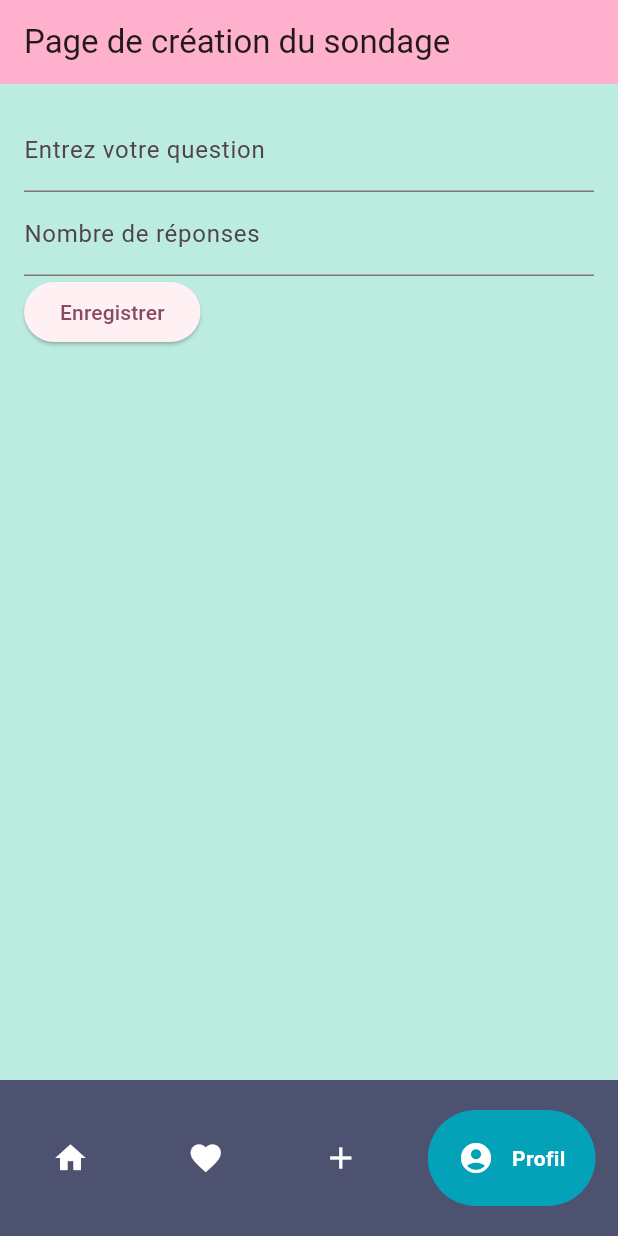
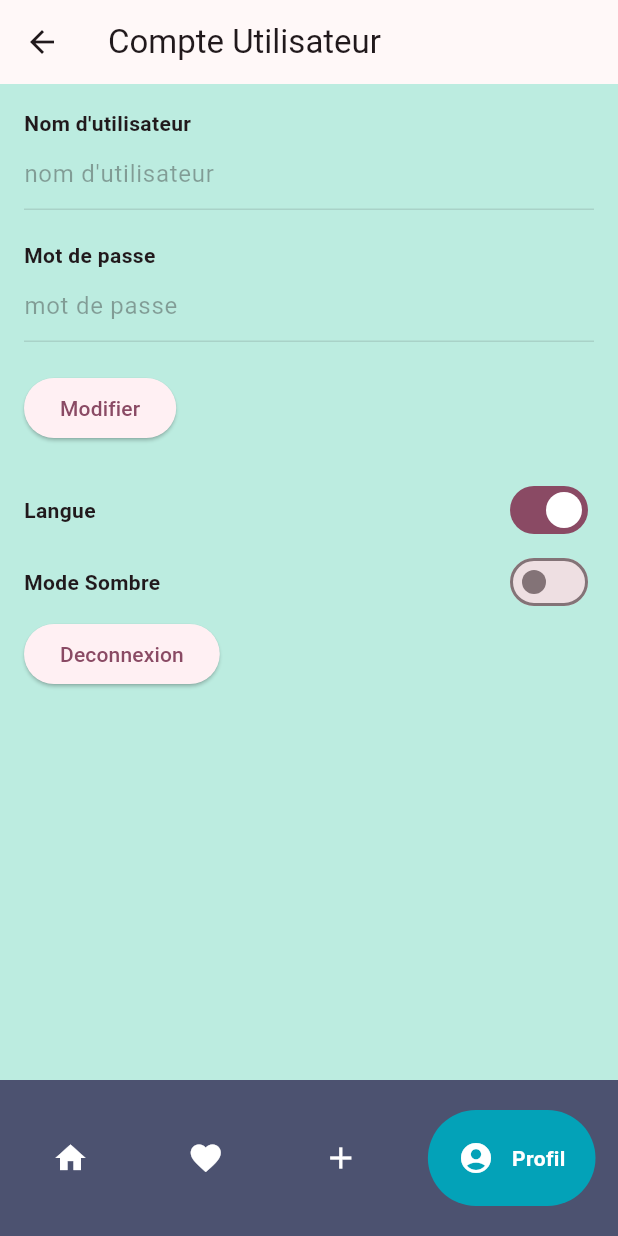
Before and after one commit to simbiss/applicationsondage, a Flutter app: the PageCreation screen opened directly, item 4 of the bottom bar chosen, on a phone screen of 412 x 824 dp. Run offline on Flutter 3.47's test engine with Material 3 defaults, Android fonts, the phone set to English and light mode, and no system bars; drawn by our look-alikes of google_nav_bar; our stand-ins replace fl_chart.

Commit message:
Implementation de la page de compte d'utilisateur

```diff
--- /dev/null
+++ b/lib/PageCompte.dart
@@ -0,0 +1,255 @@
+import 'package:applicationsondage/PageVisualiserSondage.dart';
+import 'package:applicationsondage/pageConnection.dart';
+import 'package:flutter/material.dart';
+import 'package:google_nav_bar/google_nav_bar.dart';
+import 'package:provider/provider.dart';
+
+import 'PageFavoris.dart';
+import 'SourceBidon.dart';
+import 'creation_sondage.dart';
+import 'main.dart';
+import 'utilisateur.dart';
+
+class CompteUtilisateur extends StatelessWidget {
+  const CompteUtilisateur({Key? key});
+
+  @override
+  Widget build(BuildContext context) {
+    var appState = Provider.of<MyAppState>(context, listen: false);
+    return MaterialApp(
+        title: 'Compte utilisateur',
+        theme: ThemeData(
+          useMaterial3: true,
+          colorScheme: appState.darkMode
+              ? ColorScheme.fromSeed(
+                  seedColor: const Color.fromARGB(255, 246, 82, 160))
+              : ColorScheme.fromSeed(seedColor: Colors.blue),
+          scaffoldBackgroundColor: appState.darkMode
+              ? Colors.black
+              : const Color.fromARGB(255, 188, 236, 224),
+        ));
+  }
+}
+
+class PageCompteUtilisateur extends StatefulWidget {
+  const PageCompteUtilisateur({Key? key});
+
+  @override
+  _PageCompteUtilisateurState createState() => _PageCompteUtilisateurState();
+}
+
+class _PageCompteUtilisateurState extends State<PageCompteUtilisateur> {
+  bool darkMode = false;
+  bool frenchLanguage = true;
+  bool isEditing = false;
+  var selectedIndex = 0;
+  TextEditingController usernameController = TextEditingController();
+  TextEditingController mdpController = TextEditingController();
+
+  @override
+  void initState() {
+    super.initState();
+    var appState = Provider.of<MyAppState>(context, listen: false);
+    usernameController.text = appState.utilisateurLoggedIn?.username ?? '';
+    mdpController.text = appState.utilisateurLoggedIn?.motDePasse ?? '';
+  }
+
+  @override
+  Widget build(BuildContext context) {
+    var appState = context.watch<MyAppState>();
+    return Scaffold(
+      appBar: AppBar(
+        title: const Text('Compte Utilisateur'),
+      ),
+      body: Padding(
+        padding: const EdgeInsets.all(16.0),
+        child: Column(
+          crossAxisAlignment: CrossAxisAlignment.start,
+          children: [
+            const Text(
+              'Nom d\'utilisateur',
+              style: TextStyle(fontWeight: FontWeight.bold),
+            ),
+            TextField(
+              controller: usernameController,
+              enabled: isEditing,
+              decoration: const InputDecoration(
+                hintText: 'nom d\'utilisateur',
+              ),
+            ),
+            const SizedBox(height: 20),
+            const Text(
+              'Mot de passe',
+              style: TextStyle(fontWeight: FontWeight.bold),
+            ),
+            TextField(
+              controller: mdpController,
+              enabled: isEditing,
+              decoration: const InputDecoration(
+                hintText: 'mot de passe',
+              ),
+            ),
+            const SizedBox(height: 20),
+            ElevatedButton(
+              onPressed: () {
+                setState(() {
+                  isEditing = !isEditing;
+                });
+                if (!isEditing) {
+                  Utilisateur utilisateurActuel = appState.utilisateurLoggedIn!;
+
+                  int indexUtilisateur = infoLogin.indexWhere((utilisateur) =>
+                      utilisateur.username == utilisateurActuel.username &&
+                      utilisateur.motDePasse == utilisateurActuel.motDePasse);
+
+                  if (indexUtilisateur != -1) {
+                    infoLogin[indexUtilisateur].username =
+                        usernameController.text;
+                    infoLogin[indexUtilisateur].motDePasse = mdpController.text;
+                    appState.utilisateurLoggedIn = infoLogin[indexUtilisateur];
+                  }
+                  print(
+                      "voici l'utilisateur  ${infoLogin[indexUtilisateur].username}");
+                }
+              },
+              child: Text(isEditing ? 'Enregistrer' : 'Modifier'),
+            ),
+            const SizedBox(height: 20),
+            Row(
+              mainAxisAlignment: MainAxisAlignment.spaceBetween,
+              children: [
+                const Text(
+                  'Langue',
+                  style: TextStyle(fontWeight: FontWeight.bold),
+                ),
+                Switch(
+                  value: frenchLanguage,
+                  onChanged: (value) {
+                    setState(() {
+                      frenchLanguage = value;
+                    });
+                  },
+                ),
+              ],
+            ),
+            Row(
+              mainAxisAlignment: MainAxisAlignment.spaceBetween,
+              children: [
+                const Text(
+                  'Mode Sombre',
+                  style: TextStyle(fontWeight: FontWeight.bold),
+                ),
+                Switch(
+                  value: darkMode,
+                  onChanged: (value) {
+                    setState(() {
+                      darkMode = value;
+                      appState.changerModeSombre();
+                    });
+                  },
+                ),
+              ],
+            ),
+            ElevatedButton(
+              onPressed: () {
+                showDialog(
+                  context: context,
+                  builder: (BuildContext context) {
+                    return AlertDialog(
+                      title: Text('Confirmation'),
+                      content: const Text(
+                          'Êtes-vous sûr de vouloir se deconnecter?'),
+                      actions: [
+                        TextButton(
+                          onPressed: () {
+                            Navigator.of(context).pop();
+                          },
+                          child: Text('Annuler'),
+                        ),
+                        TextButton(
+                          onPressed: () {
+                            Navigator.push(
+                              context,
+                              MaterialPageRoute(
+                                builder: (context) => const PageConnection(),
+                              ),
+                            );
+                          },
+                          child: Text('deconnecter'),
+                        ),
+                      ],
+                    );
+                  },
+                );
+              },
+              child: const Text("Deconnexion"),
+            ),
+          ],
+        ),
+      ),
+      bottomNavigationBar: Container(
+        color: const Color.fromARGB(255, 76, 82, 112),
+        child: Padding(
+          padding: const EdgeInsets.symmetric(horizontal: 15, vertical: 20),
+          child: GNav(
+            backgroundColor: const Color.fromARGB(255, 76, 82, 112),
+            color: Colors.white,
+            activeColor: Colors.white,
+            tabBackgroundColor: const Color.fromARGB(255, 3, 162, 184),
+            gap: 12,
+            padding: const EdgeInsets.all(20),
+            selectedIndex: 3,
+            onTabChange: (index) {
+              setState(() {
+                selectedIndex = index;
+                if (index == 0) {
+                  Navigator.push(
+                    context,
+                    MaterialPageRoute(
+                      builder: (context) => const PageVisualiserSondages(
+                        title: 'Application sondages',
+                      ),
+                    ),
+                  );
+                }
+                if (index == 2) {
+                  Navigator.push(
+                    context,
+                    MaterialPageRoute(
+                      builder: (context) => const CreationSondage(),
+                    ),
+                  );
+                }
+                if (index == 1) {
+                  Navigator.push(
+                    context,
+                    MaterialPageRoute(
+                      builder: (context) => const PageFavoris(
+                        title: 'Les sondages favoris',
+                      ),
+                    ),
+                  );
+                }
+              });
+            },
+            tabs: const [
+              GButton(
+                icon: Icons.home,
+                text: 'Home',
+              ),
+              GButton(
+                icon: Icons.favorite,
+                text: 'Favoris',
+              ),
+              GButton(
+                icon: Icons.add,
+                text: 'Ajouter',
+              ),
+              GButton(icon: Icons.account_circle, text: 'Profil')
+            ],
+          ),
+        ),
+      ),
+    );
+  }
+}
--- a/lib/main.dart
+++ b/lib/main.dart
@@ -30,6 +30,15 @@ class MyApp extends StatelessWidget {
 
 class MyAppState extends ChangeNotifier {
   Utilisateur? utilisateurLoggedIn;
+
+  bool _darkMode = false;
+
+  bool get darkMode => _darkMode;
+
+  void changerModeSombre() {
+    _darkMode = !_darkMode;
+    notifyListeners();
+  }
 
   var sondages = <Sondage>[
     Sondage(
```
Also changed, not shown: lib/PageVisualiserSondage.dart (+9 -0 lines), lib/creation_sondage.dart (+9 -0 lines).
